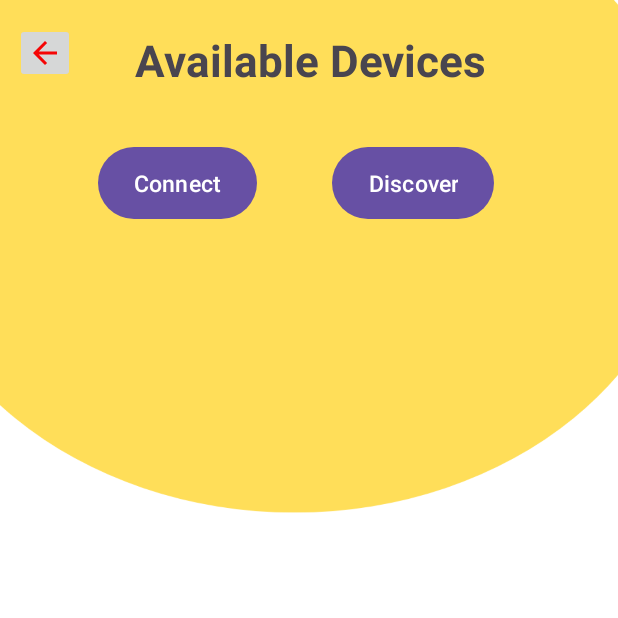
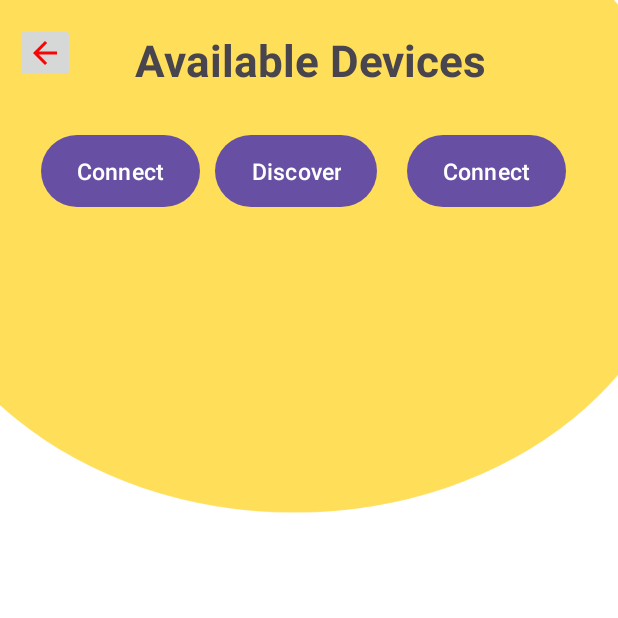
Before and after one commit to shaka0678/TBManager, an Android app: the devices screen opened directly, with no data from a screen before it, on a phone screen of 412 x 824 dp, the top half of it. Run offline under Robolectric (Android 15) with nearby library versions, the phone set to English and light mode, and no system bars.

Commit message:
Commit and save

```diff
--- a/app/src/main/AndroidManifest.xml
+++ b/app/src/main/AndroidManifest.xml
@@ -3,6 +3,7 @@
     xmlns:tools="http://schemas.android.com/tools">
 
     <uses-permission android:name="android.permission.ACCESS_BACKGROUND_LOCATION" />
+    <uses-permission android:name="android.permission.BLUETOOTH_ADVERTISE" />
     <uses-permission android:name="android.permission.BLUETOOTH_SCAN" />
     <uses-permission android:name="android.permission.INTERNET" />
     <uses-permission android:name="android.permission.ACCESS_COARSE_LOCATION" />
--- a/app/src/main/res/layout/activity_devices.xml
+++ b/app/src/main/res/layout/activity_devices.xml
@@ -22,7 +22,7 @@
         android:layout_height="wrap_content"
         android:orientation="horizontal"
         android:id="@+id/smk"
-        android:padding="15dp"
+        android:padding="7dp"
         android:layout_below="@+id/dat1">
 
         <Button
@@ -30,7 +30,7 @@
             android:layout_width="wrap_content"
             android:layout_height="wrap_content"
             android:layout_below="@+id/dat1"
-            android:layout_marginStart="50dp"
+            android:layout_marginStart="20dp"
             android:layout_marginTop="23dp"
             android:background="@drawable/carrr1"
             android:text="Connect"
@@ -41,10 +41,21 @@
             android:layout_width="wrap_content"
             android:layout_height="wrap_content"
             android:layout_below="@+id/dat1"
-            android:layout_marginStart="50dp"
+            android:layout_marginStart="10dp"
             android:layout_marginTop="23dp"
             android:background="@drawable/carrr1"
             android:text="Discover"
+            android:textSize="15sp" />
+
+        <Button
+            android:id="@+id/dat14"
+            android:layout_width="wrap_content"
+            android:layout_height="wrap_content"
+            android:layout_below="@+id/dat1"
+            android:layout_marginStart="20dp"
+            android:layout_marginTop="23dp"
+            android:background="@drawable/carrr1"
+            android:text="Connect"
             android:textSize="15sp" />
     </LinearLayout>
 
@@ -67,5 +78,13 @@
         android:layout_marginTop="15dp"
         app:srcCompat="@drawable/baseline_arrow_back_24s" />
 
+    <TextView
+        android:layout_width="wrap_content"
+        android:layout_height="wrap_content"
+        android:id="@+id/textViewR"
+        android:textSize="20sp"
+        android:textStyle="bold"/>
+
+
 
 </RelativeLayout>
```
Also changed, not shown: app/src/main/java/com/example/tbmanager/devices.java (+249 -27 lines), app/src/main/res/layout/activity_fences.xml (+8 -8 lines).
